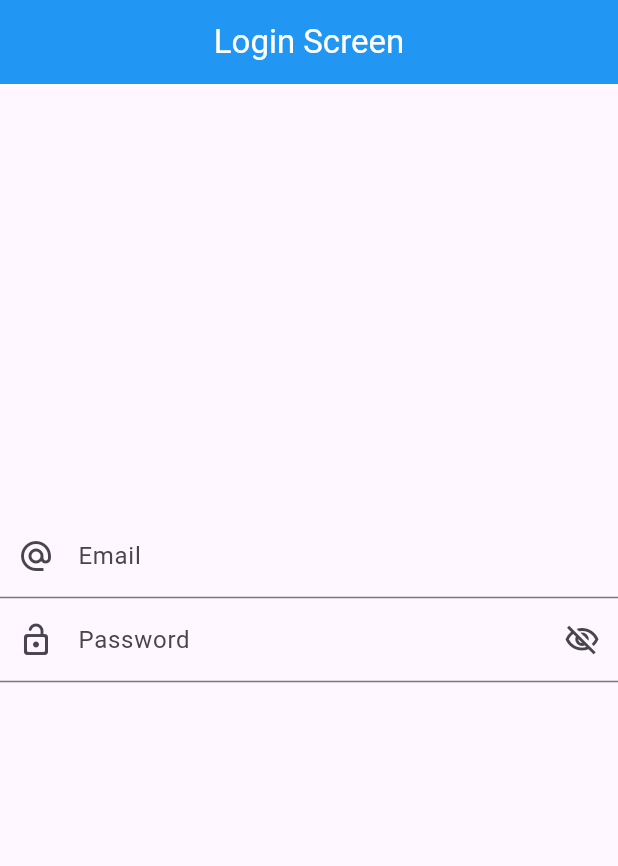
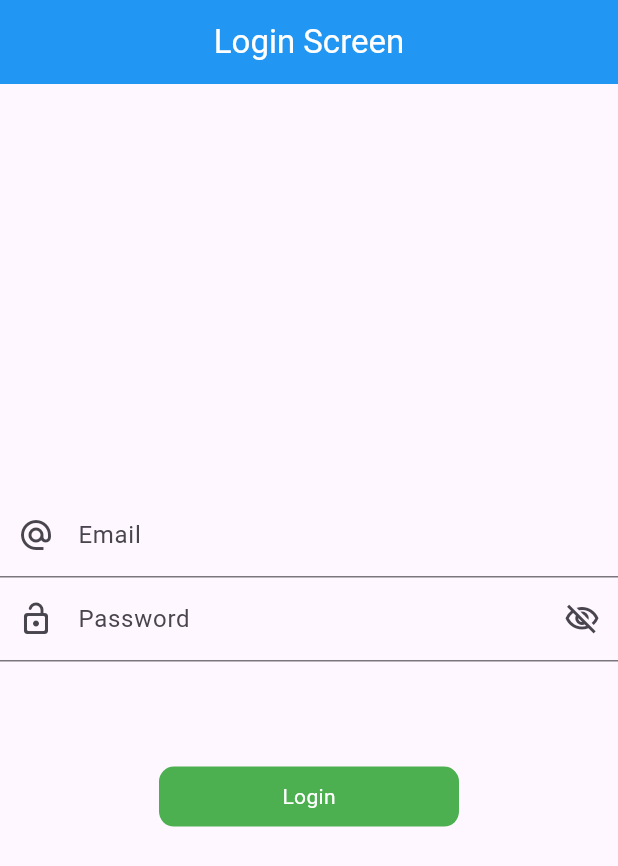
Before and after one commit to Usaid-Dev/mvvm_architecture, a Flutter app: the screen it shows after launch, on a phone screen of 412 x 824 dp. Shown: the top 866 px of the screen. Run offline on Flutter 3.47's test engine with Material 3 defaults, Android fonts, the phone set to English and light mode, and no system bars; our stand-ins replace another_flushbar, fluttertoast.

Commit message:
Handle Colors | Created Round Button

```diff
--- /dev/null
+++ b/lib/res/color.dart
@@ -0,0 +1,6 @@
+import 'package:flutter/material.dart';
+
+class AppColors {
+  static const Color whiteColor = Colors.white;
+  static const Color buttonColor = Colors.green;
+}
--- /dev/null
+++ b/lib/res/components/round_button.dart
@@ -0,0 +1,40 @@
+import 'package:flutter/material.dart';
+import 'package:mvvm_architecture/res/color.dart';
+
+class RoundButton extends StatelessWidget {
+  final String title;
+  final bool loading;
+  final VoidCallback onPress;
+
+  const RoundButton(
+      {Key? key,
+      required this.title,
+      this.loading = false,
+      required this.onPress})
+      : super(key: key);
+
+  @override
+  Widget build(BuildContext context) {
+    return InkWell(
+      onTap: onPress,
+      child: Container(
+        height: 40,
+        width: 200,
+        decoration: BoxDecoration(
+          color: AppColors.buttonColor,
+          borderRadius: BorderRadius.circular(10),
+        ),
+        child: Center(
+          child: loading
+              ? const CircleAvatar()
+              : Text(
+                  title,
+                  style: const TextStyle(
+                    color: AppColors.whiteColor,
+                  ),
+                ),
+        ),
+      ),
+    );
+  }
+}
```
Also changed, not shown: lib/view/login_screen.dart (+30 -1 lines).
